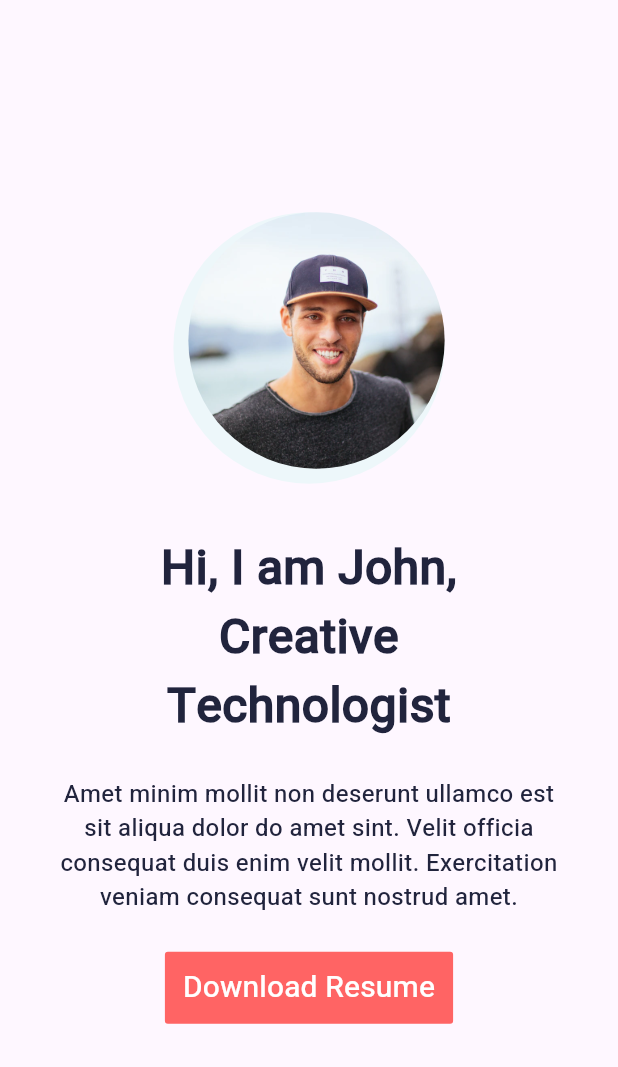
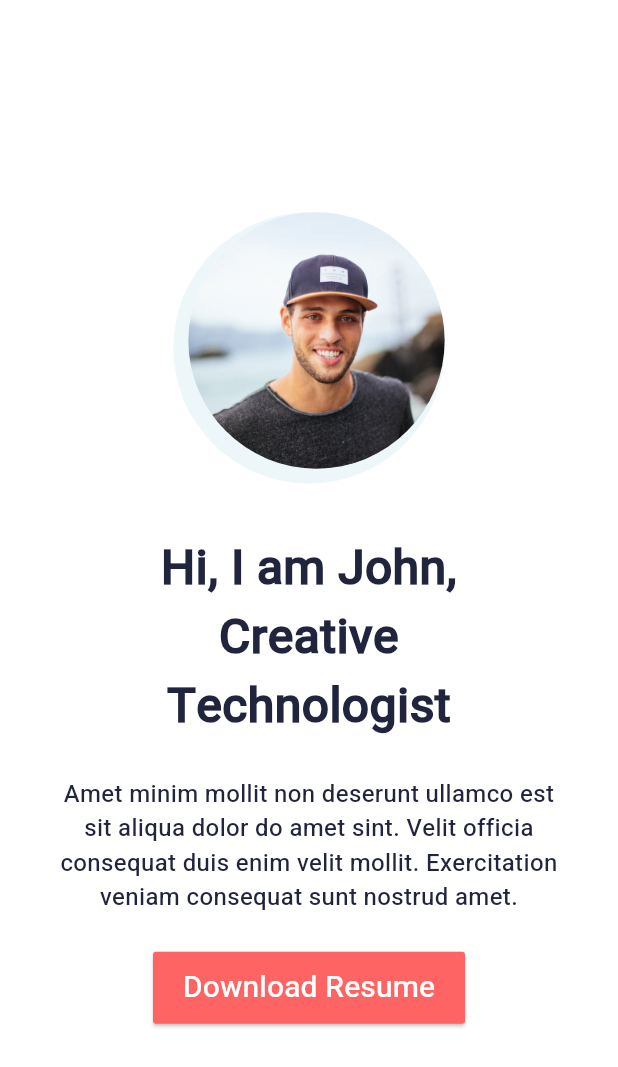
Before and after one commit to ahmedlearnSimply/new_one, a Flutter app: the screen it shows after launch, on a phone screen of 412 x 824 dp. Shown: the top 1067 px of the screen. Run offline on Flutter 3.47's test engine with Material 3 defaults, Android fonts, the phone set to English and light mode, and no system bars; our stand-ins replace gap.

Commit message:
final edit

```diff
--- a/lib/screens/home_screen.dart
+++ b/lib/screens/home_screen.dart
@@ -12,6 +12,7 @@ class _HomeScreenState extends State<HomeScreen> {
   @override
   Widget build(BuildContext context) {
     return Scaffold(
+      backgroundColor: Colors.white,
       body: Center(
         child: Column(
           mainAxisAlignment: MainAxisAlignment.center,
@@ -61,22 +62,25 @@ class _HomeScreenState extends State<HomeScreen> {
                 textAlign: TextAlign.center,
               ),
             ),
-            Container(
-              decoration: BoxDecoration(
+
+            ElevatedButton(
+              onPressed: () {},
+
+              style: ElevatedButton.styleFrom(
+                foregroundColor: Colors.white,
+                backgroundColor: Color(0xFFFF6464),
+                padding: EdgeInsets.zero,
+                fixedSize: Size(208, 48),
+                shape: RoundedRectangleBorder(
                   borderRadius: BorderRadius.circular(2),
-                color: Color(0xFFFF6464),
                 ),
-              child: TextButton(
-                onPressed: () {},
+              ),
               child: Text(
                 "Download Resume",
                 style: TextStyle(
-                    fontWeight: FontWeight.w500,
                   fontSize: 20,
                   fontFamily: "hebbo",
-                    color: Color(0xFFFFFFFF),
-                  ),
-                  textAlign: TextAlign.center,
+                  fontWeight: FontWeight.w500,
                 ),
               ),
             ),
```
Lines whose indentation alone changed are shown as unchanged.
